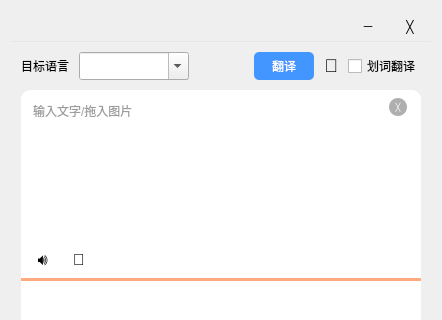
Above: baidu_trans/MainWindow.ui from mtrdong/translator_pyqt5 before the change; both pictures show x 0 to 442 and y 0 to 320 of the 442 by 532 pixel window. Below: the same form after it.
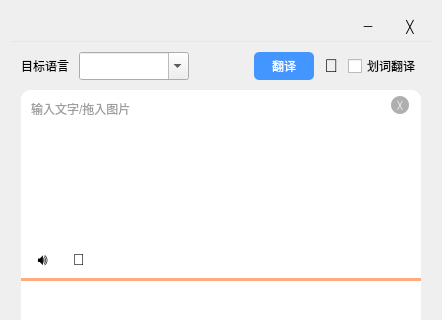
That is the form after the change.

Commit message: 调整输入框样式

The edit to the form file:
```diff
--- a/baidu_trans/MainWindow.ui
+++ b/baidu_trans/MainWindow.ui
@@ -262,7 +262,7 @@
            </size>
           </property>
           <property name="styleSheet">
-           <string notr="true">QTextEdit {background-color: rgb(255, 255, 255); border: 2px solid rgb(255, 255, 255); border-radius: 10px; font: 16px &quot;微软雅黑&quot;; color: rgb(60, 60, 60); padding: 6px;} QTextEdit:hover {border: 2px solid rgb(82, 186, 255);} QTextEdit:focus {border: 2px solid rgb(82, 186, 255);}</string>
+           <string notr="true">QTextEdit {background-color: rgb(255, 255, 255); border-radius: 10px; font: 16px &quot;微软雅黑&quot;; color: rgb(60, 60, 60); padding: 6px;} QTextEdit:hover {border: 2px solid rgb(82, 186, 255);} QTextEdit:focus {border: 2px solid rgb(82, 186, 255);}</string>
           </property>
           <property name="placeholderText">
            <string>输入文字/拖入图片</string>
```
The commit also changes 2 other files.
